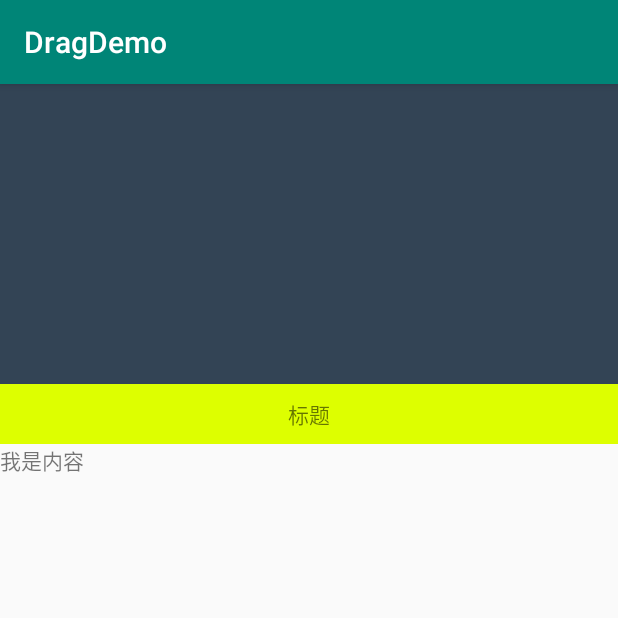
After one commit to luckyXingYan/demo_ws, an Android app: the NestedScrollingActivity screen opened directly, with no data from a screen before it, on a phone screen of 412 x 824 dp, the top half of it. The commit adds this screen. Run offline under Robolectric (Android 15) with nearby library versions, the phone set to English and light mode, and no system bars.

Commit message:
NestedScrolling 嵌套滑动

```diff
--- a/app/src/main/AndroidManifest.xml
+++ b/app/src/main/AndroidManifest.xml
@@ -16,7 +16,8 @@
         android:roundIcon="@mipmap/ic_launcher_round"
         android:supportsRtl="true"
         android:theme="@style/AppTheme">
-        <activity android:name=".MediaPlayerActivity"></activity>
+        <activity android:name=".NestedScrollingActivity"></activity>
+        <activity android:name=".MediaPlayerActivity" />
         <activity android:name=".CustomViewActivity" />
         <activity android:name=".ConstraintLayoutActivity" />
         <activity android:name=".BitmapActivity" />
--- a/app/src/main/java/com/example/dragdemo/MyContentProvider.java
+++ b/app/src/main/java/com/example/dragdemo/MyContentProvider.java
@@ -9,6 +9,8 @@ import android.database.sqlite.SQLiteDatabase;
 import android.net.Uri;
 import android.support.annotation.NonNull;
 import android.support.annotation.Nullable;
+
+import com.example.dragdemo.util.DBHelper;
 
 /**
  * Created by 邢燕 on 2019/7/30 20:36.
--- /dev/null
+++ b/app/src/main/java/com/example/dragdemo/NestedScrollingActivity.java
@@ -0,0 +1,16 @@
+package com.example.dragdemo;
+
+import android.support.v7.app.AppCompatActivity;
+import android.os.Bundle;
+
+/**
+ * NestedScrolling是嵌套滑动机制（Nested是嵌套的意思），为了完成父和子之间优雅的滑动效果而引出的机制。
+ */
+public class NestedScrollingActivity extends AppCompatActivity {
+
+    @Override
+    protected void onCreate(Bundle savedInstanceState) {
+        super.onCreate(savedInstanceState);
+        setContentView(R.layout.activity_nested_scrolling);
+    }
+}
--- a/app/src/main/java/com/example/dragdemo/SocketActivity.java
+++ b/app/src/main/java/com/example/dragdemo/SocketActivity.java
@@ -3,12 +3,14 @@ package com.example.dragdemo;
 import android.content.Context;
 import android.net.wifi.WifiInfo;
 import android.net.wifi.WifiManager;
-import android.os.SystemClock;
 import android.support.v7.app.AppCompatActivity;
 import android.os.Bundle;
 import android.view.View;
 import android.widget.Button;
 import android.widget.TextView;
+
+import com.example.dragdemo.iview.IClientStatus;
+import com.example.dragdemo.iview.IServerStatus;
 
 public class SocketActivity extends AppCompatActivity implements View.OnClickListener {
 
--- a/app/src/main/java/com/example/dragdemo/TcpClient.java
+++ b/app/src/main/java/com/example/dragdemo/TcpClient.java
@@ -1,4 +1,6 @@
 package com.example.dragdemo;
+
+import com.example.dragdemo.iview.IClientStatus;
 
 import java.io.IOException;
 import java.io.InputStream;
--- a/app/src/main/java/com/example/dragdemo/TcpServer.java
+++ b/app/src/main/java/com/example/dragdemo/TcpServer.java
@@ -1,4 +1,6 @@
 package com.example.dragdemo;
+
+import com.example.dragdemo.iview.IServerStatus;
 
 import java.io.IOException;
 import java.io.InputStream;
--- a/app/src/main/java/com/example/dragdemo/IClientStatus.java
+++ b/app/src/main/java/com/example/dragdemo/iview/IClientStatus.java
@@ -1,4 +1,4 @@
-package com.example.dragdemo;
+package com.example.dragdemo.iview;
 
 /**
  * @Author: xingyan
--- a/app/src/main/java/com/example/dragdemo/IServerStatus.java
+++ b/app/src/main/java/com/example/dragdemo/iview/IServerStatus.java
@@ -1,4 +1,4 @@
-package com.example.dragdemo;
+package com.example.dragdemo.iview;
 
 /**
  * @Author: xingyan
--- a/app/src/main/java/com/example/dragdemo/DBHelper.java
+++ b/app/src/main/java/com/example/dragdemo/util/DBHelper.java
@@ -1,4 +1,4 @@
-package com.example.dragdemo;
+package com.example.dragdemo.util;
 
 import android.content.Context;
 import android.database.sqlite.SQLiteDatabase;
--- /dev/null
+++ b/app/src/main/java/com/example/dragdemo/view/NestedScrollingParentLayout.java
@@ -0,0 +1,175 @@
+package com.example.dragdemo.view;
+
+import android.content.Context;
+import android.support.v4.view.NestedScrollingParent;
+import android.support.v4.view.NestedScrollingParentHelper;
+import android.support.v4.view.ViewCompat;
+import android.support.v7.widget.RecyclerView;
+import android.util.AttributeSet;
+import android.view.View;
+import android.view.ViewTreeObserver;
+import android.widget.ImageView;
+import android.widget.RelativeLayout;
+import android.widget.TextView;
+
+/**
+ * @Author: xingyan
+ * @Date: 2019/8/12
+ * @Desc:
+ */
+public class NestedScrollingParentLayout extends RelativeLayout implements NestedScrollingParent {
+    private NestedScrollingParentHelper mHelper;
+    private ImageView mImageView;
+    //    private RecyclerView mRecyclerView;
+    private TextView mTextView;
+    private NestedScrollingChildLayout mChildLayout;
+    private int mImgHeight, mTitleHeight;
+
+    public NestedScrollingParentLayout(Context context) {
+        this(context, null);
+    }
+
+    public NestedScrollingParentLayout(Context context, AttributeSet attrs) {
+        this(context, attrs, 0);
+    }
+
+    public NestedScrollingParentLayout(Context context, AttributeSet attrs, int defStyleAttr) {
+        super(context, attrs, defStyleAttr);
+        init();
+    }
+
+    private void init() {
+        mHelper = new NestedScrollingParentHelper(this);
+    }
+
+    @Override
+    protected void onFinishInflate() {
+        super.onFinishInflate();
+
+        mImageView = (ImageView) getChildAt(0);//获取第一个子view
+//        mRecyclerView = (RecyclerView) getChildAt(1);//获取第二个子view
+        mTextView = (TextView) getChildAt(1);//获取第二个子view
+
+        mChildLayout = (NestedScrollingChildLayout) getChildAt(2);
+
+        //获取布局高度 方法1
+        mImageView.getViewTreeObserver().addOnGlobalLayoutListener(new ViewTreeObserver.OnGlobalLayoutListener() {
+            @Override
+            public void onGlobalLayout() {
+                //当布局变化时，获取图片布局的高度
+                if (mImgHeight <= 0) {
+                    mImgHeight = mImageView.getMeasuredHeight();
+                }
+            }
+        });
+        mTextView.getViewTreeObserver().addOnGlobalLayoutListener(new ViewTreeObserver.OnGlobalLayoutListener() {
+            @Override
+            public void onGlobalLayout() {
+                //当布局变化时，获取文字布局的高度
+                if (mTitleHeight <= 0) {
+                    mTitleHeight = mTextView.getMeasuredHeight();
+                }
+            }
+        });
+
+    }
+
+    /**
+     * 在此可以判断参数target是哪一个子view以及滚动的方向，然后决定是否要配合其进行嵌套滚动
+     *
+     * @param child
+     * @param target
+     * @param nestedScrollAxes
+     * @return
+     */
+    @Override
+    public boolean onStartNestedScroll(View child, View target, int nestedScrollAxes) {//当执行子view的startNestedScroll方法时回调此方法
+        if (target instanceof NestedScrollingChildLayout) {
+            return true;//true 表明父容器接受嵌套滚动,如果为false 则其他方法将不会调用
+        }
+        return false;
+    }
+
+    @Override
+    public void onNestedScrollAccepted(View child, View target, int axes) {
+        mHelper.onNestedScrollAccepted(child, target, axes);
+    }
+
+    @Override
+    public void onStopNestedScroll(View child) {//停止滚动
+        mHelper.onStopNestedScroll(child);
+    }
+
+    @Override
+    public int getNestedScrollAxes() {//获取滚动的方向
+        return mHelper.getNestedScrollAxes();
+    }
+
+    /**
+     * @param target
+     * @param dx       子view传递给父view的移动距离
+     * @param dy       子view传递给父view的移动距离
+     * @param consumed 需要父view给它复制，然后传递给子view，告诉子view父view当前消费的距离
+     */
+    @Override
+    public void onNestedPreScroll(View target, int dx, int dy, int[] consumed) {//当执行子view的dispatchNestedPreScroll方法时回调
+//        if (showImg(dy) || hideImg(dy)) {//根据图片的高度判断上拉和下拉的处理
+//        boolean showTop = dy < 0 && getScaleY() >= 0 && !ViewCompat.canScrollVertically(target, -1);
+//        boolean hiddenTop = dy > 0 && getScaleY() < mImgHeight;
+        if (showImg(dy) || hideImg(dy)) {
+            scrollBy(0, -dy);
+            consumed[1] = dy;//告诉child消费了多少距离
+        }
+    }
+
+    @Override
+    public void onNestedScroll(View target, int dxConsumed, int dyConsumed, int dxUnconsumed, int dyUnconsumed) {
+        super.onNestedScroll(target, dxConsumed, dyConsumed, dxUnconsumed, dyUnconsumed);
+    }
+
+    @Override
+    public boolean onNestedPreFling(View target, float velocityX, float velocityY) {
+        return super.onNestedPreFling(target, velocityX, velocityY);
+    }
+
+    @Override
+    public boolean onNestedFling(View target, float velocityX, float velocityY, boolean consumed) {
+        return super.onNestedFling(target, velocityX, velocityY, consumed);
+    }
+
+    //获取布局高度 方法2
+//    @Override
+//    protected void onSizeChanged(int w, int h, int oldw, int oldh) {
+//        super.onSizeChanged(w, h, oldw, oldh);
+//        mImgHeight = mImageView.getMeasuredHeight();
+//        mTitleHeight = mTextView.getMeasuredHeight();
+//    }
+
+    //下拉滚动 是否要向下滚动以显示图片
+    private boolean showImg(int dy) {
+        if (dy > 0 && getScrollY() > 0 && mChildLayout.getScrollY() == 0) {
+            return true;
+        }
+        return false;
+    }
+
+    //上拉滚动 是否要向上滚动，隐藏图片
+    private boolean hideImg(int dy) {
+        if (dy < 0 && getScrollY() < mImgHeight) {
+            return true;
+        }
+        return false;
+    }
+
+    //限制滚动范围，防止出现偏差
+    @Override
+    public void scrollTo(int x, int y) {
+        if (y < 0) {
+            y = 0;
+        }
+        if (y > mImgHeight) {
+            y = mImgHeight;
+        }
+        super.scrollTo(x, y);
+    }
+}
--- /dev/null
+++ b/app/src/main/res/layout/activity_nested_scrolling.xml
@@ -0,0 +1,42 @@
+<?xml version="1.0" encoding="utf-8"?>
+<com.example.dragdemo.view.NestedScrollingParentLayout xmlns:android="http://schemas.android.com/apk/res/android"
+    xmlns:app="http://schemas.android.com/apk/res-auto"
+    xmlns:tools="http://schemas.android.com/tools"
+    android:layout_width="match_parent"
+    android:layout_height="match_parent"
+    android:fitsSystemWindows="true"
+    tools:context=".NestedScrollingActivity">
+
+    <ImageView
+        android:id="@+id/iv_banner"
+        android:layout_width="match_parent"
+        android:layout_height="200dp"
+        android:background="#345" />
+
+    <!--    <android.support.v7.widget.RecyclerView
+            android:id="@+id/mRecyclerView"
+            android:layout_width="match_parent"
+            android:layout_height="match_parent"
+            android:layout_below="@id/iv"
+            android:background="#ef1" />-->
+
+    <TextView
+        android:id="@+id/tv_title"
+        android:layout_width="match_parent"
+        android:layout_height="40dp"
+        android:layout_below="@id/iv_banner"
+        android:background="#df0"
+        android:gravity="center"
+        android:text="标题" />
+
+    <com.example.dragdemo.view.NestedScrollingChildLayout
+        android:layout_width="match_parent"
+        android:layout_height="match_parent"
+        android:layout_below="@id/tv_title">
+
+        <TextView
+            android:layout_width="match_parent"
+            android:layout_height="wrap_content"
+            android:text="我是内容" />
+    </com.example.dragdemo.view.NestedScrollingChildLayout>
+</com.example.dragdemo.view.NestedScrollingParentLayout>
```
Also changed, not shown: app/src/main/java/com/example/dragdemo/MainActivity.java (+7 -0 lines), app/src/main/java/com/example/dragdemo/view/NestedScrollingChildLayout.java (added, +133 -0 lines), app/src/main/res/layout/activity_main.xml (+11 -0 lines).
